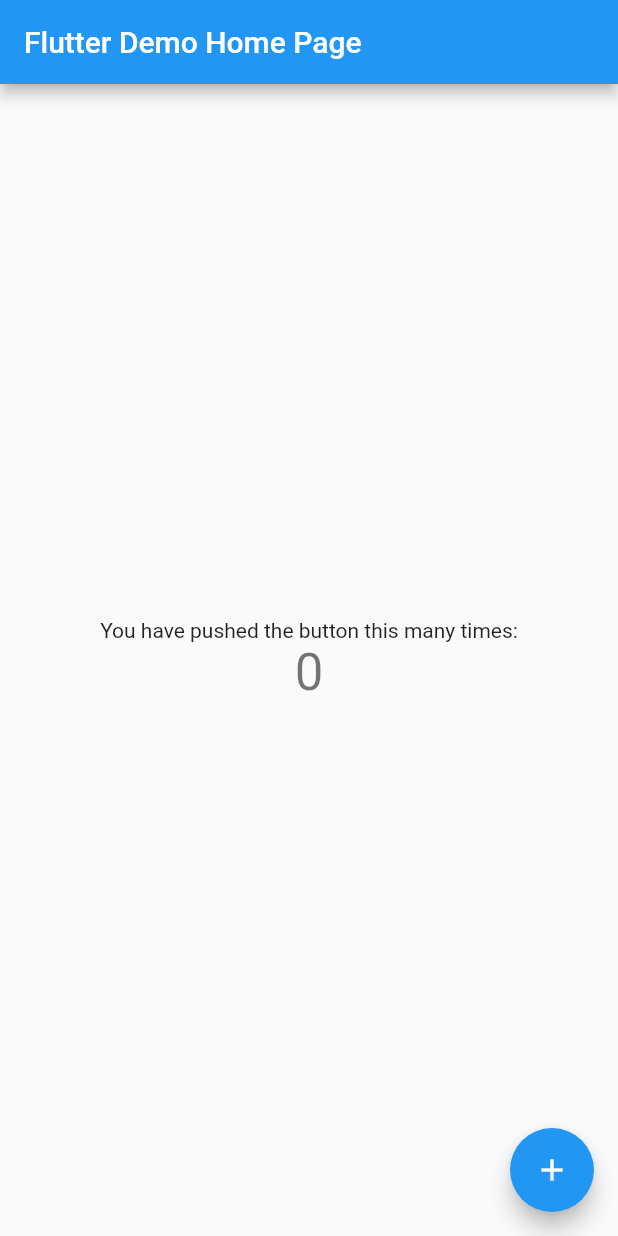
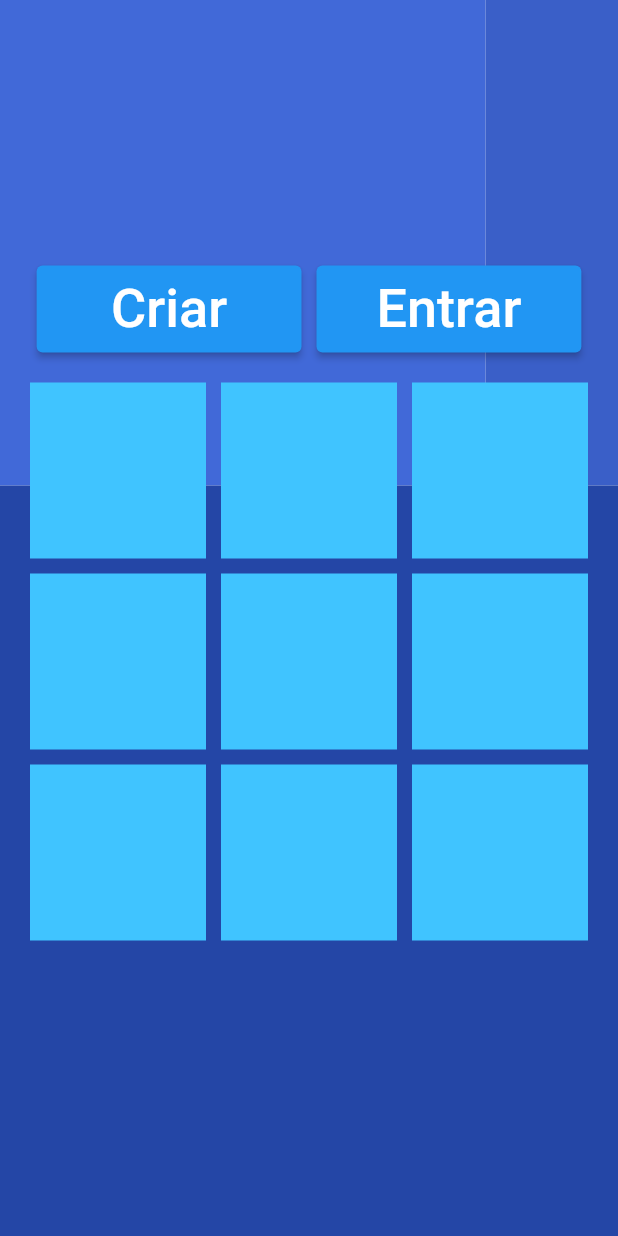
Before and after one commit to LuizSilva2714/platform_channel_game, a Flutter app: the screen it shows after launch, on a phone screen of 412 x 824 dp. Run offline on Flutter 3.47's test engine with Material 2 defaults, Android fonts, the phone set to English and light mode, and no system bars; our stand-ins replace flutter_screenutil.

Commit message:
Continuando base do jogo da velha

```diff
--- /dev/null
+++ b/lib/constants/colors.dart
@@ -0,0 +1,7 @@
+import 'package:flutter/material.dart';
+
+Color colorLightBlue1 = const Color.fromARGB(255, 65, 105, 216);
+Color colorMediumBlue2 = const Color.fromARGB(255, 58, 95, 200);
+Color colorDarkBlue3 = const Color.fromARGB(255, 36, 70, 166);
+Color colorBlueText = const Color.fromARGB(255, 39, 72, 167);
+Color colorOrange = const Color.fromARGB(255, 250, 157, 133);
--- /dev/null
+++ b/lib/constants/styles.dart
@@ -0,0 +1,4 @@
+import 'package:flutter/material.dart';
+
+TextStyle textStyle36 = const TextStyle(fontSize: 36, color: Colors.white);
+TextStyle textStyle75 = const TextStyle(fontSize: 75, color: Colors.white);
--- a/lib/main.dart
+++ b/lib/main.dart
@@ -1,4 +1,5 @@
 import 'package:flutter/material.dart';
+import 'package:platform_channel_game/screens/game.dart';
 
 void main() {
   runApp(const MyApp());
@@ -24,92 +25,7 @@ class MyApp extends StatelessWidget {
         // is not restarted.
         primarySwatch: Colors.blue,
       ),
-      home: const MyHomePage(title: 'Flutter Demo Home Page'),
+      home: const GameWidget(),
     );
   }
 }
-
-class MyHomePage extends StatefulWidget {
-  const MyHomePage({super.key, required this.title});
-
-  // This widget is the home page of your application. It is stateful, meaning
-  // that it has a State object (defined below) that contains fields that affect
-  // how it looks.
-
-  // This class is the configuration for the state. It holds the values (in this
-  // case the title) provided by the parent (in this case the App widget) and
-  // used by the build method of the State. Fields in a Widget subclass are
-  // always marked "final".
-
-  final String title;
-
-  @override
-  State<MyHomePage> createState() => _MyHomePageState();
-}
-
-class _MyHomePageState extends State<MyHomePage> {
-  int _counter = 0;
-
-  void _incrementCounter() {
-    setState(() {
-      // This call to setState tells the Flutter framework that something has
-      // changed in this State, which causes it to rerun the build method below
-      // so that the display can reflect the updated values. If we changed
-      // _counter without calling setState(), then the build method would not be
-      // called again, and so nothing would appear to happen.
-      _counter++;
-    });
-  }
-
-  @override
-  Widget build(BuildContext context) {
-    // This method is rerun every time setState is called, for instance as done
-    // by the _incrementCounter method above.
-    //
-    // The Flutter framework has been optimized to make rerunning build methods
-    // fast, so that you can just rebuild anything that needs updating rather
-    // than having to individually change instances of widgets.
-    return Scaffold(
-      appBar: AppBar(
-        // Here we take the value from the MyHomePage object that was created by
-        // the App.build method, and use it to set our appbar title.
-        title: Text(widget.title),
-      ),
-      body: Center(
-        // Center is a layout widget. It takes a single child and positions it
-        // in the middle of the parent.
-        child: Column(
-          // Column is also a layout widget. It takes a list of children and
-          // arranges them vertically. By default, it sizes itself to fit its
-          // children horizontally, and tries to be as tall as its parent.
-          //
-          // Invoke "debug painting" (press "p" in the console, choose the
-          // "Toggle Debug Paint" action from the Flutter Inspector in Android
-          // Studio, or the "Toggle Debug Paint" command in Visual Studio Code)
-          // to see the wireframe for each widget.
-          //
-          // Column has various properties to control how it sizes itself and
-          // how it positions its children. Here we use mainAxisAlignment to
-          // center the children vertically; the main axis here is the vertical
-          // axis because Columns are vertical (the cross axis would be
-          // horizontal).
-          mainAxisAlignment: MainAxisAlignment.center,
-          children: <Widget>[
-            const Text(
-              'You have pushed the button this many times:',
-            ),
-            Text(
-              '$_counter',
-              style: Theme.of(context).textTheme.headline4,
-            ),
-          ],
-        ),
-      ),
-      floatingActionButton: FloatingActionButton(
-        onPressed: _incrementCounter,
-        tooltip: 'Increment',
-        child: const Icon(Icons.add),
-      ), // This trailing comma makes auto-formatting nicer for build methods.
-    );
-  }
-}
--- /dev/null
+++ b/lib/models/creator.dart
@@ -0,0 +1,6 @@
+class Creator {
+  final bool creator;
+  final String nameGame;
+
+  Creator(this.creator, this.nameGame);
+}
--- /dev/null
+++ b/lib/screens/game.dart
@@ -0,0 +1,211 @@
+import 'package:flutter/material.dart';
+import 'package:flutter_screenutil/flutter_screenutil.dart';
+import 'package:platform_channel_game/constants/colors.dart';
+import 'package:platform_channel_game/constants/styles.dart';
+import 'package:platform_channel_game/models/creator.dart';
+
+class GameWidget extends StatefulWidget {
+  const GameWidget({Key? key}) : super(key: key);
+
+  @override
+  State<GameWidget> createState() => _GameWidgetState();
+}
+
+class _GameWidgetState extends State<GameWidget> {
+  Creator? creator;
+  bool minhaVez = false;
+
+  //se == 0 branco, se == 1 eu, se == 2 oponente jogou
+  List<List<int>> cells = [
+    [0, 0, 0],
+    [0, 0, 0],
+    [0, 0, 0]
+  ];
+
+  @override
+  Widget build(BuildContext context) {
+    ScreenUtil.init(context, designSize: const Size(700, 1400));
+
+    return Scaffold(
+        body: SingleChildScrollView(
+      child: Stack(
+        children: [
+          Column(
+            children: [
+              Row(
+                children: [
+                  Container(
+                    width: ScreenUtil().setWidth(550),
+                    height: ScreenUtil().setHeight(550),
+                    color: colorLightBlue1,
+                  ),
+                  Container(
+                    width: ScreenUtil().setWidth(150),
+                    height: ScreenUtil().setHeight(550),
+                    color: colorMediumBlue2,
+                  ),
+                ],
+              ),
+              Container(
+                width: ScreenUtil().setWidth(700),
+                height: ScreenUtil().setHeight(850),
+                color: colorDarkBlue3,
+              )
+            ],
+          ),
+          Container(
+            height: ScreenUtil().setHeight(1400),
+            child: Center(
+              child: Column(
+                mainAxisAlignment: MainAxisAlignment.center,
+                crossAxisAlignment: CrossAxisAlignment.center,
+                children: [
+                  creator == null
+                      ? Row(
+                          mainAxisSize: MainAxisSize.min,
+                          children: [
+                            buildButton("Criar", true),
+                            const SizedBox(width: 10),
+                            buildButton("Entrar", false)
+                          ],
+                        )
+                      : InkWell(
+                          child: Text(
+                            minhaVez ? "Faça sua jogada" : "Aguarde sua vez",
+                            style: textStyle36,
+                          ),
+                          onLongPress: () {
+                            _sendMessage();
+                          },
+                        ),
+                  GridView.count(
+                    crossAxisCount: 3,
+                    padding: const EdgeInsets.all(20),
+                    shrinkWrap: true,
+                    mainAxisSpacing: 10,
+                    crossAxisSpacing: 10,
+                    children: [
+                      getCell(0, 0),
+                      getCell(0, 1),
+                      getCell(0, 2),
+                      getCell(1, 0),
+                      getCell(1, 1),
+                      getCell(1, 2),
+                      getCell(2, 0),
+                      getCell(2, 1),
+                      getCell(2, 2),
+                    ],
+                  )
+                ],
+              ),
+            ),
+          )
+        ],
+      ),
+    ));
+  }
+
+  Widget buildButton(String label, bool owner) => Container(
+        width: ScreenUtil().setWidth(300),
+        child: ElevatedButton(
+          child: Padding(
+            padding: const EdgeInsets.all(8),
+            child: Text(
+              label,
+              style: textStyle36,
+            ),
+          ),
+          onPressed: () {
+            createGame(owner);
+          },
+        ),
+      );
+
+  Future createGame(bool owner) async {
+    TextEditingController controller = TextEditingController();
+    return showDialog(
+        context: context,
+        barrierDismissible: true,
+        builder: (BuildContext context) {
+          return AlertDialog(
+            title: const Text("Qual o nome do jogo?"),
+            content: TextField(
+              controller: controller,
+            ),
+            actions: [
+              ElevatedButton(
+                  onPressed: () {
+                    Navigator.of(context).pop();
+                    _sendAction('subscribe', {'channel': controller.text});
+                    //     .then();
+                    creator = Creator(owner, controller.text);
+                    minhaVez = owner;
+                  },
+                  child: const Text("Jogar"))
+            ],
+          );
+        });
+  }
+
+  Future _sendAction(String action, Map<String, dynamic> arguments) async {}
+
+  Widget getCell(int x, int y) => InkWell(
+        child: Container(
+          padding: const EdgeInsets.all(8),
+          color: Colors.lightBlueAccent,
+          child: Center(
+            child: Text(
+              cells[x][y] == 0
+                  ? ""
+                  : cells[x][y] == 1
+                      ? "X"
+                      : "O",
+              style: textStyle75,
+            ),
+          ),
+        ),
+        onTap: () async {
+          if (minhaVez == true && cells[x][y] == 0) {
+            _showSendingAction();
+            _sendAction(
+                "sendAction", {'tap': '${creator!.creator ? "p1" : "p2"}|x|y'});
+            //.then((value){})
+            // Navigator.of(context).pop();
+            setState(() {
+              minhaVez = false;
+              cells[x][y] = 1;
+            });
+
+            checkWinner();
+          }
+        },
+      );
+
+  void _showSendingAction() {}
+  void checkWinner() {}
+  void _sendMessage() {
+    TextEditingController controller = TextEditingController();
+    showDialog(
+        context: context,
+        barrierDismissible: true,
+        builder: (BuildContext context) {
+          return AlertDialog(
+            title: Text("Digite a mensagem para enviar"),
+            content: TextField(
+              controller: controller,
+            ),
+            actions: [
+              ElevatedButton(
+                  onPressed: () {
+                    Navigator.of(context).pop();
+                    _sendAction('chat', {
+                      'message':
+                          '${creator!.creator ? "p1" : "p2"}|${controller.text}'
+                    });
+                  },
+                  child: const Text("Enviar"))
+            ],
+          );
+        });
+  }
+}
--- a/pubspec.yaml
+++ b/pubspec.yaml
@@ -36,6 +36,7 @@ dependencies:
   # The following adds the Cupertino Icons font to your application.
   # Use with the CupertinoIcons class for iOS style icons.
   cupertino_icons: ^1.0.2
+  flutter_screenutil: ^5.1.1
 
 dev_dependencies:
   flutter_test:
```
Also changed, not shown: lib/models/message.dart (added, +7 -0 lines), pubspec.lock.
